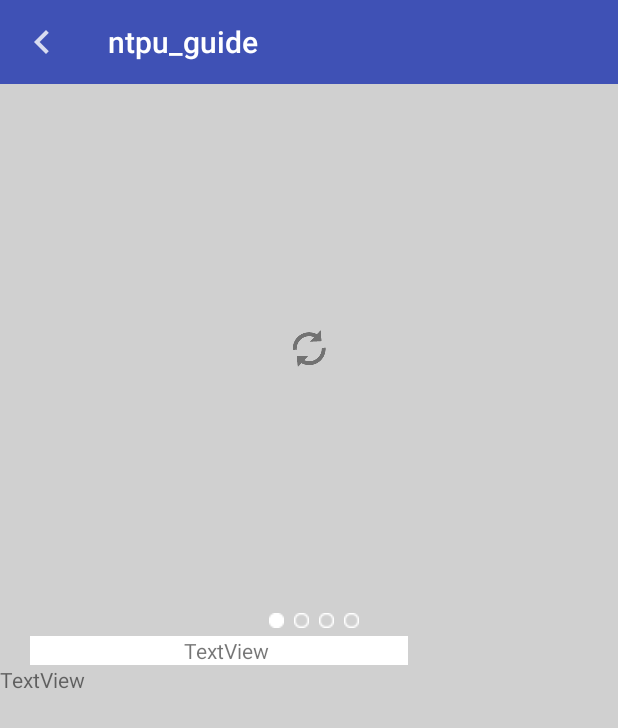
After one commit to travor20814/ANewProject_Guide, an Android app: the InfoActivity screen opened directly, with no data from a screen before it, on a phone screen of 412 x 824 dp. The commit adds this screen. Shown: the top 728 px of the screen. Run offline under Robolectric (Android 15) with nearby library versions, the phone set to English and light mode, and no system bars.

Commit message:
info UI finish

```diff
--- a/app/src/main/AndroidManifest.xml
+++ b/app/src/main/AndroidManifest.xml
@@ -12,6 +12,7 @@
         android:allowBackup="true"
         android:icon="@mipmap/ic_launcher"
         android:label="@string/app_name"
+        android:screenOrientation="portrait"
         android:supportsRtl="true"
         android:theme="@style/AppTheme">
         <activity android:name=".MainActivity">
@@ -21,6 +22,11 @@
                 <category android:name="android.intent.category.LAUNCHER" />
             </intent-filter>
         </activity>
+        <activity android:name=".InfoActivity"
+            android:theme="@style/NoActionBar"
+            android:screenOrientation="portrait"
+            />
+
     </application>
 
 </manifest>
--- a/app/src/main/java/ntpu_dmcl/ntpu_guide/ExpandListAdapter.java
+++ b/app/src/main/java/ntpu_dmcl/ntpu_guide/ExpandListAdapter.java
@@ -65,6 +65,8 @@ public class ExpandListAdapter extends BaseExpandableListAdapter {
             @Override
             public void onClick(View view) {
                 //Log.e("main","info.group:"+String.valueOf(groupPosition)+".child:"+String.valueOf(childPosition));
+                ((MainActivity) activity).OnInfoClick();
+                ((MainActivity) activity).closeDrawer();
             }
         });
         return convertView;
--- /dev/null
+++ b/app/src/main/java/ntpu_dmcl/ntpu_guide/InfoActivity.java
@@ -0,0 +1,199 @@
+package ntpu_dmcl.ntpu_guide;
+
+import android.app.Activity;
+import android.graphics.Color;
+import android.os.Bundle;
+import android.os.Parcelable;
+import android.support.v4.view.PagerAdapter;
+import android.support.v4.view.ViewPager;
+import android.support.v4.view.ViewPager.OnPageChangeListener;
+import android.support.v7.app.AppCompatActivity;
+import android.support.v7.widget.Toolbar;
+import android.view.LayoutInflater;
+import android.view.View;
+import android.view.ViewGroup;
+import android.view.ViewGroup.LayoutParams;
+import android.view.Window;
+import android.widget.ImageView;
+import android.widget.ImageView.ScaleType;
+import android.widget.LinearLayout;
+import android.widget.TextView;
+
+import java.util.ArrayList;
+
+/**
+ * Created by chenhaowei on 2016/8/16.
+ */
+
+public class InfoActivity extends AppCompatActivity {
+
+    private ViewPager viewPager;
+    private ArrayList<View> pageViews;
+    private ImageView imageView;
+    private ImageView[] imageViews;
+    // 包裹滑动图片LinearLayout
+    private ViewGroup main;
+    // 包裹小圆点的LinearLayout
+    private ViewGroup group;
+    @SuppressWarnings("unused")
+    private TextView content;
+
+    @Override
+    public void onCreate(Bundle savedInstanceState) {
+        super.onCreate(savedInstanceState);
+
+        // 设置无标题窗口
+        int[] img = new int[] { R.mipmap.ic_action_refresh,R.mipmap.ic_launcher,R.mipmap.image_go,
+        R.mipmap.image_info};
+        LayoutInflater inflater = getLayoutInflater();
+        pageViews = new ArrayList<View>();
+        for (int i = 0; i < img.length; i++) {
+            LinearLayout layout = new LinearLayout(this);
+            LayoutParams ltp = new LayoutParams(LayoutParams.MATCH_PARENT,
+                    LayoutParams.MATCH_PARENT);
+            final ImageView imageView = new ImageView(this);
+            imageView.setScaleType(ScaleType.CENTER_INSIDE);
+            imageView.setImageResource(img[i]);
+            imageView.setPadding(15, 30, 15, 30);
+            layout.addView(imageView, ltp);
+            pageViews.add(layout);
+        }
+        imageViews = new ImageView[pageViews.size()];
+        main = (ViewGroup) inflater.inflate(R.layout.aim_info, null);
+        group = (ViewGroup) main.findViewById(R.id.viewGroup);
+        viewPager = (ViewPager) main.findViewById(R.id.guidePages);
+        //content = (TextView) findViewById(R.id.photo_content);
+
+        /**
+         * 有几张图片 下面就显示几个小圆点
+         */
+
+        for (int i = 0; i < pageViews.size(); i++) {
+            LinearLayout.LayoutParams margin = new LinearLayout.LayoutParams(
+                    LinearLayout.LayoutParams.WRAP_CONTENT,
+                    LinearLayout.LayoutParams.WRAP_CONTENT);
+            //设置每个小圆点距离左边的间距
+            margin.setMargins(10, 0, 0, 0);
+            imageView = new ImageView(InfoActivity.this);
+            //设置每个小圆点的宽高
+            //imageView.setLayoutParams(new ViewGroup.LayoutParams(5, 5));
+            imageViews[i] = imageView;
+            if (i == 0) {
+                // 默认选中第一张图片
+                imageViews[i]
+                        .setBackgroundResource(R.drawable.focused_circle);
+            } else {
+                //其他图片都设置未选中状态
+                imageViews[i]
+                        .setBackgroundResource(R.drawable.unfocused_circle);
+            }
+            group.addView(imageViews[i], margin);
+        }
+        setContentView(main);
+        //给viewpager设置适配器
+        viewPager.setAdapter(new GuidePageAdapter());
+        //给viewpager设置监听事件
+        viewPager.setOnPageChangeListener(new GuidePageChangeListener());
+        toolbarSet();
+    }
+
+    public void toolbarSet(){
+        Toolbar toolbar = (Toolbar) findViewById(R.id.info_toolbar);
+        setSupportActionBar(toolbar);
+        toolbar.setBackgroundColor(Color.rgb(63, 81, 181));
+        toolbar.setTitleTextColor(Color.WHITE);
+        toolbar.setNavigationIcon(R.drawable.ic_action_back);
+        toolbar.setNavigationOnClickListener(new View.OnClickListener() {
+            @Override
+            public void onClick(View v) {
+                finish();
+            }
+        });
+    }
+    // 指引页面数据适配器
+    class GuidePageAdapter extends PagerAdapter {
+
+        @Override
+        public int getCount() {
+            return pageViews.size();
+        }
+
+        @Override
+        public boolean isViewFromObject(View arg0, Object arg1) {
+            return arg0 == arg1;
+        }
+
+        @Override
+        public int getItemPosition(Object object) {
+            // TODO Auto-generated method stub
+            return super.getItemPosition(object);
+        }
+
+        @Override
+        public void destroyItem(View arg0, int arg1, Object arg2) {
+            // TODO Auto-generated method stub
+            ((ViewPager) arg0).removeView(pageViews.get(arg1));
+        }
+
+        @Override
+        public Object instantiateItem(View arg0, int arg1) {
+            // TODO Auto-generated method stub
+            ((ViewPager) arg0).addView(pageViews.get(arg1));
+            return pageViews.get(arg1);
+        }
+
+        @Override
+        public void restoreState(Parcelable arg0, ClassLoader arg1) {
+            // TODO Auto-generated method stub
+
+        }
+
+        @Override
+        public Parcelable saveState() {
+            // TODO Auto-generated method stub
+            return null;
+        }
+
+        @Override
+        public void startUpdate(View arg0) {
+            // TODO Auto-generated method stub
+
+        }
+
+        @Override
+        public void finishUpdate(View arg0) {
+            // TODO Auto-generated method stub
+
+        }
+    }
+
+    // 指引页面更改事件监听器
+    class GuidePageChangeListener implements OnPageChangeListener {
+
+        @Override
+        public void onPageScrollStateChanged(int arg0) {
+            // TODO Auto-generated method stub
+
+        }
+
+        @Override
+        public void onPageScrolled(int arg0, float arg1, int arg2) {
+            // TODO Auto-generated method stub
+
+        }
+
+        @Override
+        public void onPageSelected(int arg0) {
+            //遍历数组让当前选中图片下的小圆点设置颜色
+            for (int i = 0; i < imageViews.length; i++) {
+                imageViews[arg0]
+                        .setBackgroundResource(R.drawable.focused_circle);
+
+                if (arg0 != i) {
+                    imageViews[i]
+                            .setBackgroundResource(R.drawable.unfocused_circle);
+                }
+            }
+        }
+    }
+}
--- a/app/src/main/java/ntpu_dmcl/ntpu_guide/MainActivity.java
+++ b/app/src/main/java/ntpu_dmcl/ntpu_guide/MainActivity.java
@@ -4,6 +4,7 @@ import android.app.Activity;
 import android.app.Fragment;
 import android.app.FragmentTransaction;
 import android.content.Context;
+import android.content.Intent;
 import android.content.IntentSender;
 import android.content.pm.PackageManager;
 import android.location.Criteria;
@@ -282,6 +283,12 @@ public class MainActivity extends Activity implements LocationListener  {
         wv_map.loadUrl("javascript:drawerNavigation(\"" + aim + "\")");
 
     }
+
+    public void OnInfoClick(){
+        Intent i = new Intent();
+        i.setClass(MainActivity.this,InfoActivity.class);
+        startActivity(i);
+    }
     /*
     class
 
--- a/app/src/main/res/layout/aim_info.xml
+++ b/app/src/main/res/layout/aim_info.xml
@@ -1,15 +1,65 @@
 <?xml version="1.0" encoding="utf-8"?>
-<LinearLayout xmlns:android="http://schemas.android.com/apk/res/android"
-    android:orientation="vertical" android:layout_width="match_parent"
-    android:layout_height="match_parent">
+<RelativeLayout xmlns:android="http://schemas.android.com/apk/res/android"
+xmlns:tools="http://schemas.android.com/tools"
+android:layout_width="match_parent"
+android:layout_height="match_parent"
+    android:background="@color/gray">
+    <android.support.v7.widget.Toolbar
+        android:id="@+id/info_toolbar"
+        android:layout_height="?attr/actionBarSize"
+        android:layout_width="match_parent"
+        >
+    </android.support.v7.widget.Toolbar>
+<android.support.v4.view.ViewPager
+    android:id="@+id/guidePages"
+    android:layout_width="match_parent"
+    android:layout_height="wrap_content"
+    android:layout_above="@+id/viewGroup"
+    android:layout_below="@+id/info_toolbar" />
+
+<LinearLayout
+    android:id="@+id/viewGroup"
+    android:layout_width="match_parent"
+    android:layout_height="wrap_content"
+    android:layout_alignParentLeft="true"
+    android:gravity="center_horizontal"
+    android:orientation="horizontal"
+    android:layout_marginBottom="5dp"
+    android:layout_above="@+id/scrollview"
+    >
+</LinearLayout>
 
     <ScrollView
+        android:id="@+id/scrollview"
         android:layout_width="match_parent"
-        android:layout_height="648dp">
+        android:layout_height="400dp"
+        android:layout_alignParentBottom="true"
+        android:layout_alignParentLeft="true"
+        android:layout_alignParentStart="true">
+
 
         <LinearLayout
+            android:orientation="vertical"
             android:layout_width="match_parent"
-            android:layout_height="wrap_content"
-            android:orientation="vertical" />
+            android:layout_height="match_parent">
+
+            <TextView
+                android:text="TextView"
+                android:layout_width="252dp"
+                android:layout_height="wrap_content"
+                android:id="@+id/textView3"
+                android:background="@color/white"
+                android:paddingLeft="10dp"
+                android:gravity="center"
+                android:layout_marginLeft="20dp"
+                />
+
+            <TextView
+                android:text="TextView"
+                android:layout_width="match_parent"
+                android:layout_height="wrap_content"
+                android:id="@+id/textView4" />
+        </LinearLayout>
     </ScrollView>
-</LinearLayout>
+
+</RelativeLayout>
--- a/app/src/main/res/values/colors.xml
+++ b/app/src/main/res/values/colors.xml
@@ -4,4 +4,5 @@
     <color name="colorPrimaryDark">#303F9F</color>
     <color name="colorAccent">#FF4081</color>
     <color name="white">#ffffff</color>
+    <color name="gray">#d0d0d0</color>
 </resources>
--- a/app/src/main/res/values/styles.xml
+++ b/app/src/main/res/values/styles.xml
@@ -7,5 +7,13 @@
         <item name="colorPrimaryDark">@color/colorPrimaryDark</item>
         <item name="colorAccent">@color/colorAccent</item>
     </style>
+    <style name="NoActionBar" parent="Theme.AppCompat.Light.DarkActionBar">
+        <!-- Customize your theme here. -->
+        <item name="windowActionBar">false</item>
+        <item name="windowNoTitle">true</item>
+        <item name="colorPrimary">@color/colorPrimary</item>
+        <item name="colorPrimaryDark">@color/colorPrimaryDark</item>
+        <item name="colorAccent">@color/colorAccent</item>
 
+    </style>
 </resources>
```
Also changed, not shown: app/src/main/res/drawable-hdpi/ic_action_back.png (added), app/src/main/res/drawable-mdpi/ic_action_back.png (added), app/src/main/res/drawable-xhdpi/ic_action_back.png (added), app/src/main/res/drawable-xxhdpi/ic_action_back.png (added), app/src/main/res/drawable/focused_circle.png (added), app/src/main/res/drawable/unfocused_circle.png (added).
